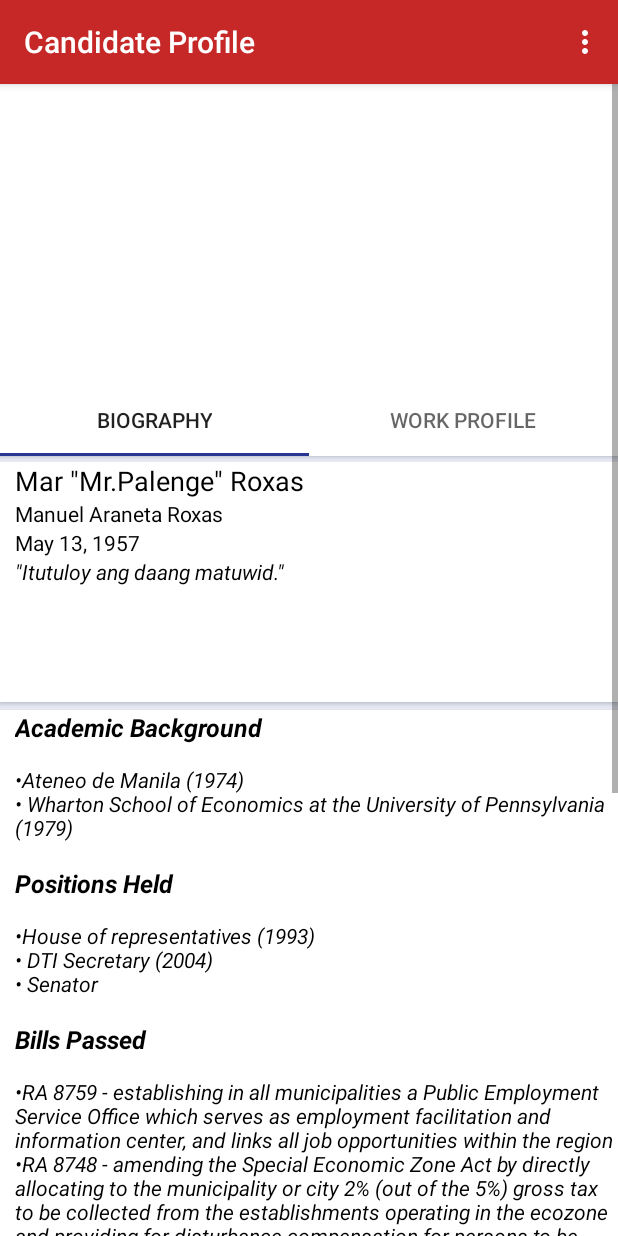
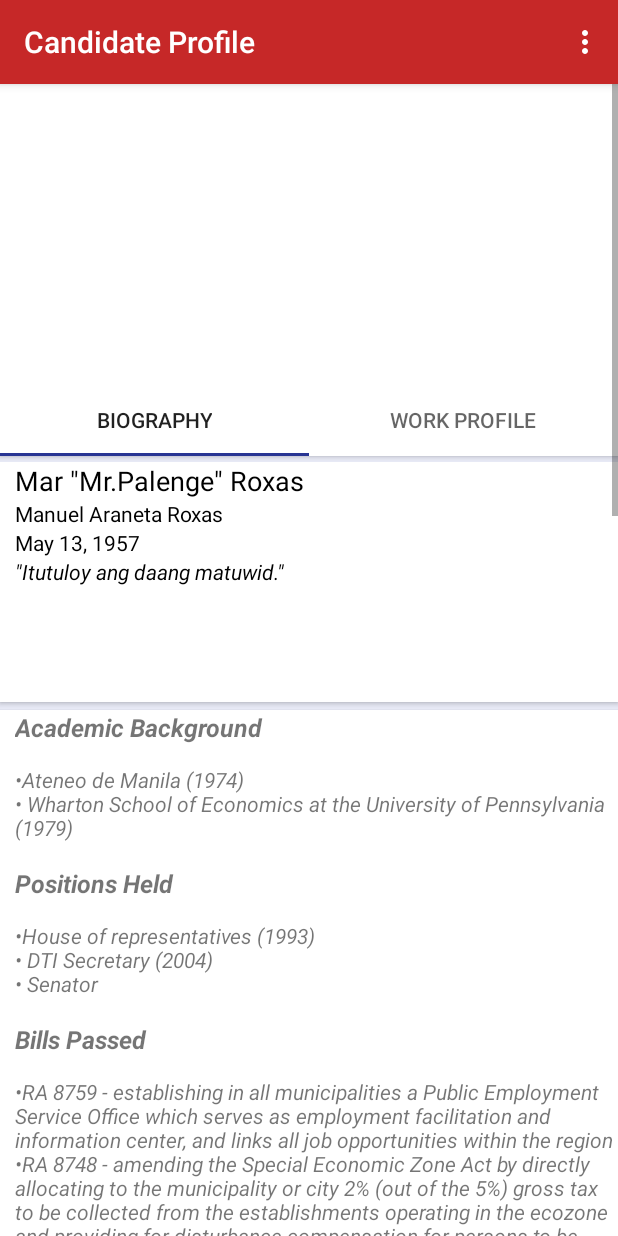
Before and after one commit to jcaronan/kandidatos, an Android app: the screen it shows after launch (CandidateProfileActivity), after a tap on an icon or button, on a phone screen of 412 x 824 dp. Run offline under Robolectric (Android 15) with nearby library versions, the phone set to English and light mode, and no system bars; libraries missing offline, so code that uses them is left out: com.github.mikephil.charting; 2 statements that could not run were skipped.

Commit message:
Modify work profile page.

```diff
--- a/app/src/main/java/com/cloudsherpas/kandidatos/accomplishment/AccomplishmentFragment.java
+++ b/app/src/main/java/com/cloudsherpas/kandidatos/accomplishment/AccomplishmentFragment.java
@@ -2,6 +2,7 @@ package com.cloudsherpas.kandidatos.accomplishment;
 
 import android.os.Bundle;
 import android.support.v4.app.Fragment;
+import android.text.Html;
 import android.view.LayoutInflater;
 import android.view.View;
 import android.view.ViewGroup;
@@ -31,6 +32,30 @@ public class AccomplishmentFragment extends Fragment {
         CandidateProfileChartService service = new CandidateProfileChartService();
         service.setupRadarChart(mChart);
 
+        TextView educ = (TextView) view.findViewById(R.id.education);
+        educ.setText(c.getAccomplishment().getEducation());
+
+        TextView agri = (TextView) view.findViewById(R.id.agriculture);
+        agri.setText(c.getAccomplishment().getAgriculture());
+
+        TextView secu = (TextView) view.findViewById(R.id.security);
+        secu.setText(c.getAccomplishment().getSecurity());
+
+        TextView tr = (TextView) view.findViewById(R.id.trade);
+        tr.setText(c.getAccomplishment().getTrade());
+
+        TextView forn = (TextView) view.findViewById(R.id.foreign);
+        forn.setText(c.getAccomplishment().getForeignAffairs());
+
+        TextView health = (TextView) view.findViewById(R.id.health);
+        health.setText(c.getAccomplishment().getHealth());
+
+        TextView labor = (TextView) view.findViewById(R.id.labor);
+        labor.setText(c.getAccomplishment().getLabor());
+
+        TextView transpo = (TextView) view.findViewById(R.id.transportation);
+        transpo.setText(c.getAccomplishment().getTransportation());
+
         return view;
     }
 }
--- a/app/src/main/java/com/cloudsherpas/kandidatos/candidate/CandidateListDao.java
+++ b/app/src/main/java/com/cloudsherpas/kandidatos/candidate/CandidateListDao.java
@@ -31,7 +31,7 @@ public class CandidateListDao {
                                 "RA 8748 - amending the Special Economic Zone Act by directly allocating to the municipality or city 2% (out of the 5%) gross tax to be collected from the establishments operating in the ecozone and providing for disturbance compensation for persons to be displaced or evicted by publicly-owned ecozones;\n" +
                                 "RA 8756 - incentivizing the establishment of regional headquarters to encourage investment and operation of multinational companies in the country and to generate more jobs.\n" +
                                 "RA 7880 - also known as the Roxas Law, which ensures fair distribution of the education capital budget among all the provinces.",
-                        "16th Lee Kuan Yew Fellow")
+                        "Sixteenth Lee Kuan Yew Fellow")
         ));
 
         candidates.add(new Candidate("1", "tile_poe",
--- a/app/src/main/res/layout/activity_candidate_profile.xml
+++ b/app/src/main/res/layout/activity_candidate_profile.xml
@@ -43,7 +43,7 @@
         <android.support.v4.view.ViewPager
             android:id="@+id/pager"
             android:layout_width="match_parent"
-            android:layout_height="1000dp"
+            android:layout_height="1800dp"
             android:layout_below="@id/tab_layout"
             android:paddingTop="4dp"/>
 
--- a/app/src/main/res/layout/biography_fragment.xml
+++ b/app/src/main/res/layout/biography_fragment.xml
@@ -82,8 +82,7 @@
             android:id="@+id/schools"
             android:layout_weight="1"
             android:elegantTextHeight="true"
-            android:textStyle="italic"
-            android:textColor="#000" />
+            android:textStyle="italic" />
 
         <TextView
             android:layout_width="wrap_content"
@@ -93,8 +92,7 @@
             android:id="@+id/positions"
             android:layout_weight="1"
             android:elegantTextHeight="true"
-            android:textStyle="italic"
-            android:textColor="#000" />
+            android:textStyle="italic" />
         <TextView
             android:layout_width="wrap_content"
             android:layout_height="wrap_content"
@@ -103,8 +101,7 @@
             android:id="@+id/bills"
             android:layout_weight="1"
             android:elegantTextHeight="true"
-            android:textStyle="italic"
-            android:textColor="#000" />
+            android:textStyle="italic" />
 
         <TextView
             android:layout_width="wrap_content"
@@ -114,8 +111,7 @@
             android:id="@+id/awards"
             android:layout_weight="1"
             android:elegantTextHeight="true"
-            android:textStyle="italic"
-            android:textColor="#000" />
+            android:textStyle="italic" />
 
     </LinearLayout>
 
```
Also changed, not shown: app/src/main/res/layout/accomplishment_fragment.xml (+125 -7 lines).
